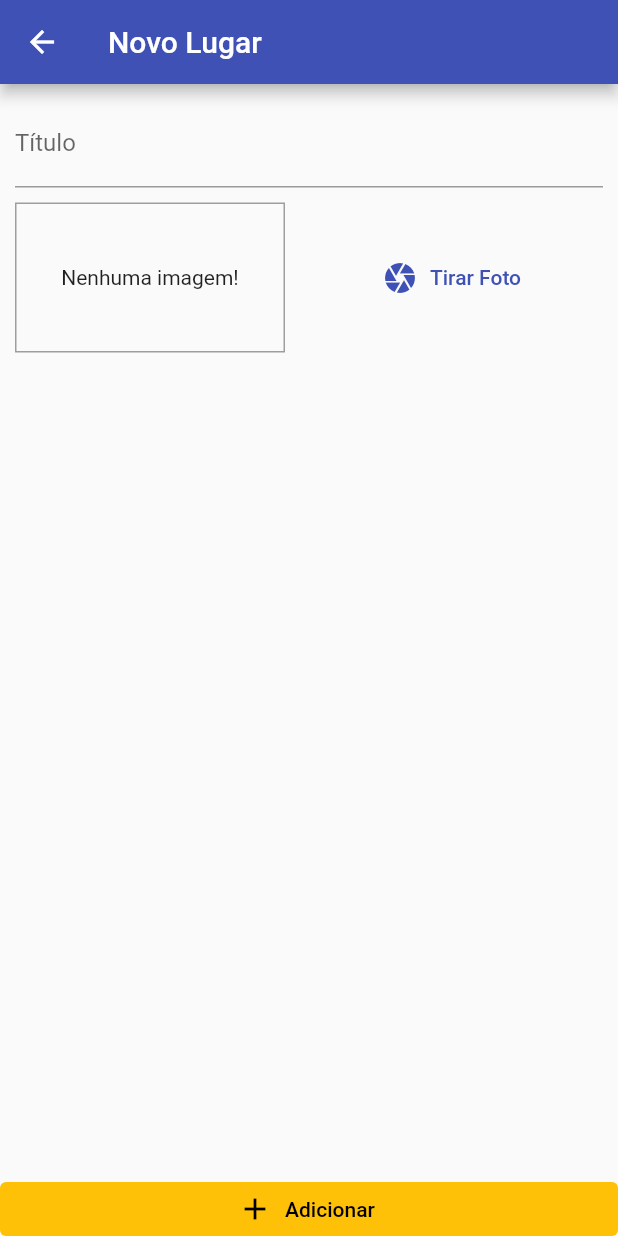
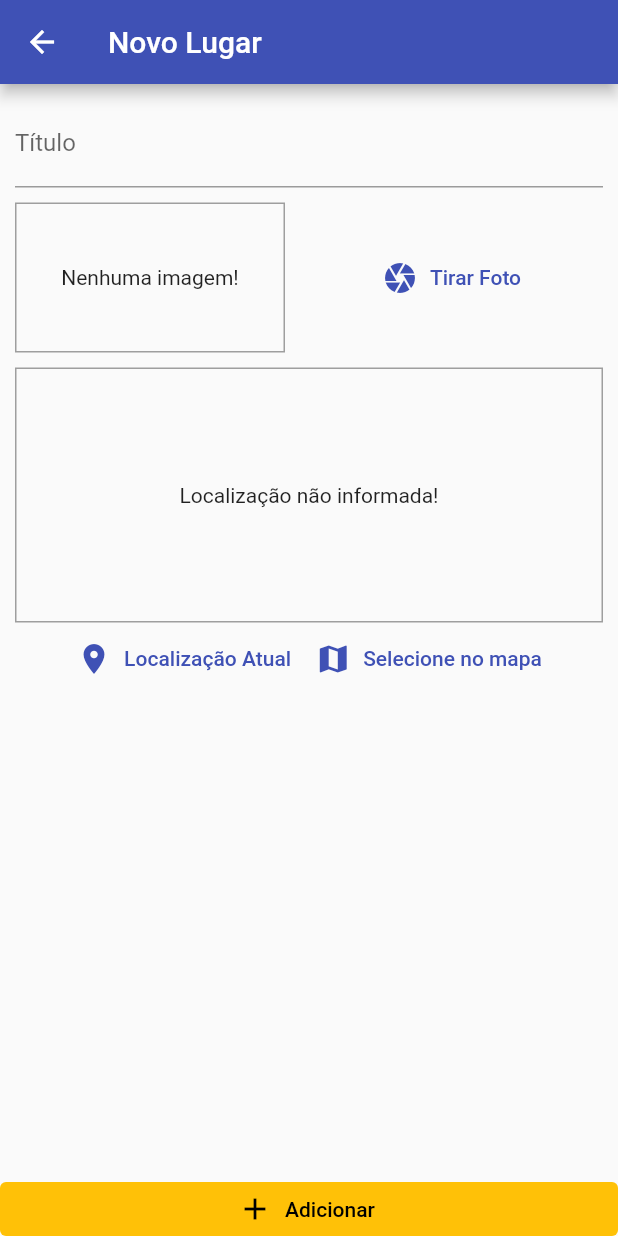
Before and after one commit to Souza83/great_places, a Flutter app: the PlaceFormScreen screen opened by its route, on a phone screen of 412 x 824 dp. Run offline on Flutter 3.47's test engine with Material 2 defaults, Android fonts, the phone set to English and light mode, and no system bars; our stand-ins replace image_picker, sqflite; accounts and stored records are empty.

Commit message:
Componente LocationInput.

```diff
--- a/lib/screens/place_form_screen.dart
+++ b/lib/screens/place_form_screen.dart
@@ -3,6 +3,7 @@ import 'dart:io';
 import 'package:flutter/material.dart';
 import 'package:great_places/providers/great_places.dart';
 import 'package:great_places/widgets/image_input.dart';
+import 'package:great_places/widgets/location_input.dart';
 import 'package:provider/provider.dart';
 
 class PlaceFormScreen extends StatefulWidget {
@@ -58,6 +59,8 @@ class _PlaceFormScreenState extends State<PlaceFormScreen> {
                     ),
                     const SizedBox(height: 10),
                     ImageInput(_selectImage),
+                    const SizedBox(height: 10),
+                    const LocationInput(),
                   ],
                 ),
               ),
--- /dev/null
+++ b/lib/widgets/location_input.dart
@@ -0,0 +1,53 @@
+import 'package:flutter/material.dart';
+
+class LocationInput extends StatefulWidget {
+  const LocationInput({Key? key}) : super(key: key);
+
+  @override
+  State<LocationInput> createState() => _LocationInputState();
+}
+
+class _LocationInputState extends State<LocationInput> {
+  String? _previewImageUrl;
+
+  @override
+  Widget build(BuildContext context) {
+    return Column(
+      children: [
+        Container(
+          height: 170,
+          width: double.infinity,
+          alignment: Alignment.center,
+          decoration: BoxDecoration(
+            border: Border.all(
+              width: 1,
+              color: Colors.grey,
+            ),
+          ),
+          child: _previewImageUrl == null
+              ? const Text('Localização não informada!')
+              : Image.network(
+                  _previewImageUrl.toString(),
+                  fit: BoxFit.cover,
+                  width: double.infinity,
+                ),
+        ),
+        Row(
+          mainAxisAlignment: MainAxisAlignment.center,
+          children: [
+            TextButton.icon(
+              icon: const Icon(Icons.location_on),
+              label: const Text('Localização Atual'),
+              onPressed: () {},
+            ),
+            TextButton.icon(
+              icon: const Icon(Icons.map),
+              label: const Text('Selecione no mapa'),
+              onPressed: () {},
+            ),
+          ],
+        )
+      ],
+    );
+  }
+}
--- a/pubspec.yaml
+++ b/pubspec.yaml
@@ -34,6 +34,7 @@ dependencies:
   path_provider: ^2.0.11
   path: 1.8.1
   sqflite: ^2.0.3
+  location: ^4.4.0
 
 
   # The following adds the Cupertino Icons font to your application.
```
Also changed, not shown: pubspec.lock, 1 other file.
